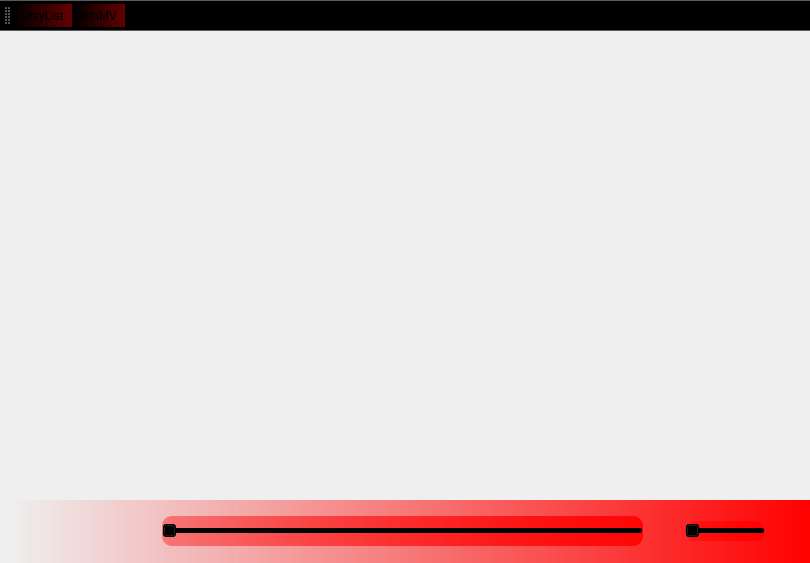
This is MusicPlayerMainWindow.ui in ZHKU-Robot/MusicPlay as Qt 5 draws it before an edit. The edited form follows.
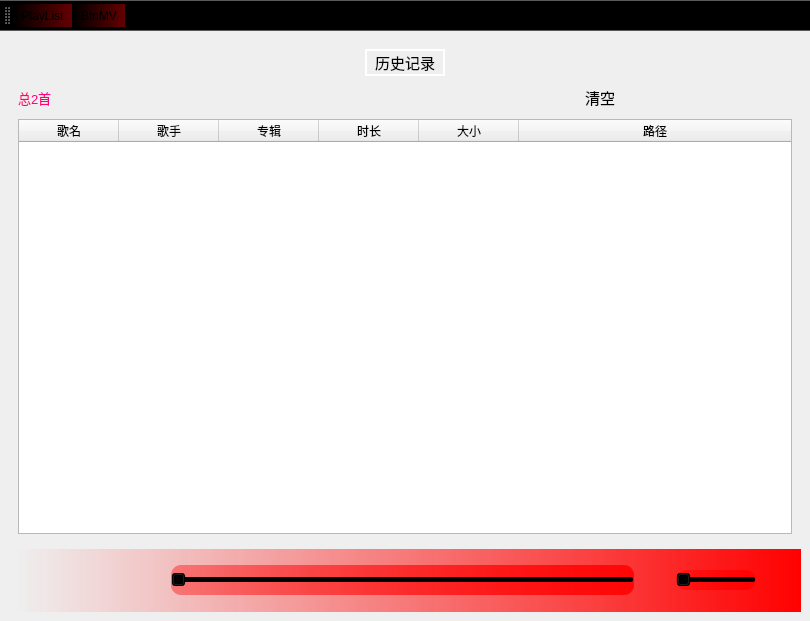
This is the edited form. Icons and pictures are not drawn. Custom widgets are drawn as their Qt base class.

Commit message: - 更新历史记录播放列表     - 使用QSplitter支持控件调整大小

What changed in the file:
```diff
--- a/MusicPlayerMainWindow.ui
+++ b/MusicPlayerMainWindow.ui
@@ -10,7 +10,7 @@
     <x>0</x>
     <y>0</y>
     <width>810</width>
-    <height>563</height>
+    <height>621</height>
    </rect>
   </property>
   <property name="windowTitle">
@@ -26,37 +26,162 @@
    <bool>false</bool>
   </property>
   <widget class="QWidget" name="centralwidget">
-   <layout class="QVBoxLayout" name="verticalLayout_2" stretch="9,1">
-    <property name="spacing">
-     <number>0</number>
-    </property>
-    <property name="leftMargin">
-     <number>0</number>
-    </property>
-    <property name="topMargin">
-     <number>0</number>
-    </property>
-    <property name="rightMargin">
-     <number>0</number>
-    </property>
-    <property name="bottomMargin">
-     <number>0</number>
-    </property>
+   <layout class="QVBoxLayout" name="verticalLayout_2">
     <item>
-     <layout class="QHBoxLayout" name="horizontalLayout_2" stretch="0">
+     <layout class="QHBoxLayout" name="mainBodyLayout">
       <property name="spacing">
        <number>0</number>
       </property>
-      <property name="topMargin">
-       <number>0</number>
-      </property>
       <item>
-       <layout class="QHBoxLayout" name="mainBodyLayout"/>
+       <widget class="QWidget" name="playListWindow" native="true">
+        <property name="enabled">
+         <bool>true</bool>
+        </property>
+        <layout class="QVBoxLayout" name="verticalLayout">
+         <item>
+          <layout class="QHBoxLayout" name="horizontalLayout_2">
+           <item>
+            <widget class="QPushButton" name="pushButton">
+             <property name="maximumSize">
+              <size>
+               <width>80</width>
+               <height>16777215</height>
+              </size>
+             </property>
+             <property name="font">
+              <font>
+               <family>Arial</family>
+               <pointsize>11</pointsize>
+              </font>
+             </property>
+             <property name="styleSheet">
+              <string notr="true">
+border:2px solid #ffffff;
+border-radius:20%;
+</string>
+             </property>
+             <property name="text">
+              <string>历史记录</string>
+             </property>
+            </widget>
+           </item>
+          </layout>
+         </item>
+         <item>
+          <layout class="QHBoxLayout" name="horizontalLayout_3">
+           <item>
+            <widget class="QLabel" name="label">
+             <property name="font">
+              <font>
+               <family>Arial</family>
+               <pointsize>10</pointsize>
+               <italic>false</italic>
+              </font>
+             </property>
+             <property name="styleSheet">
+              <string notr="true">color: rgb(255, 0, 127);</string>
+             </property>
+             <property name="text">
+              <string>总2首</string>
+             </property>
+            </widget>
+           </item>
+           <item>
+            <widget class="QPushButton" name="pushButton_2">
+             <property name="font">
+              <font>
+               <family>Arial</family>
+               <pointsize>11</pointsize>
+              </font>
+             </property>
+             <property name="text">
+              <string>清空</string>
+             </property>
+             <property name="icon">
+              <iconset resource="res.qrc">
+               <normaloff>:/buttonicon/MusicButtonIcon/icon_clean.svg</normaloff>:/buttonicon/MusicButtonIcon/icon_clean.svg</iconset>
+             </property>
+             <property name="iconSize">
+              <size>
+               <width>32</width>
+               <height>32</height>
+              </size>
+             </property>
+             <property name="flat">
+              <bool>true</bool>
+             </property>
+            </widget>
+           </item>
+          </layout>
+         </item>
+         <item>
+          <widget class="MyMusicTable" name="musiclistTable">
+           <property name="editTriggers">
+            <set>QAbstractItemView::NoEditTriggers</set>
+           </property>
+           <property name="alternatingRowColors">
+            <bool>true</bool>
+           </property>
+           <property name="selectionBehavior">
+            <enum>QAbstractItemView::SelectRows</enum>
+           </property>
+           <property name="gridStyle">
+            <enum>Qt::DashDotDotLine</enum>
+           </property>
+           <attribute name="horizontalHeaderStretchLastSection">
+            <bool>true</bool>
+           </attribute>
+           <column>
+            <property name="text">
+             <string>歌名</string>
+            </property>
+           </column>
+           <column>
+            <property name="text">
+             <string>歌手</string>
+            </property>
+           </column>
+           <column>
+            <property name="text">
+             <string>专辑</string>
+            </property>
+           </column>
+           <column>
+            <property name="text">
+             <string>时长</string>
+            </property>
+           </column>
+           <column>
+            <property name="text">
+             <string>大小</string>
+            </property>
+           </column>
+           <column>
+            <property name="text">
+             <string>路径</string>
+            </property>
+           </column>
+          </widget>
+         </item>
+        </layout>
+       </widget>
       </item>
      </layout>
     </item>
     <item>
      <widget class="QWidget" name="widget_3" native="true">
+      <property name="minimumSize">
+       <size>
+        <width>0</width>
+        <height>63</height>
+       </size>
+      </property>
+      <property name="maximumSize">
+       <size>
+        <width>16777215</width>
+        <height>63</height>
+       </size>
+      </property>
       <property name="palette">
        <palette>
         <active>
@@ -517,6 +642,13 @@
    </property>
   </action>
  </widget>
+ <customwidgets>
+  <customwidget>
+   <class>MyMusicTable</class>
+   <extends>QTableWidget</extends>
+   <header>MyMusicTable</header>
+  </customwidget>
+ </customwidgets>
  <resources>
   <include location="res.qrc"/>
  </resources>
```
Left out of the diff: 2 changed lines with no effect on the pictures. The commit also changes 14 other files.
